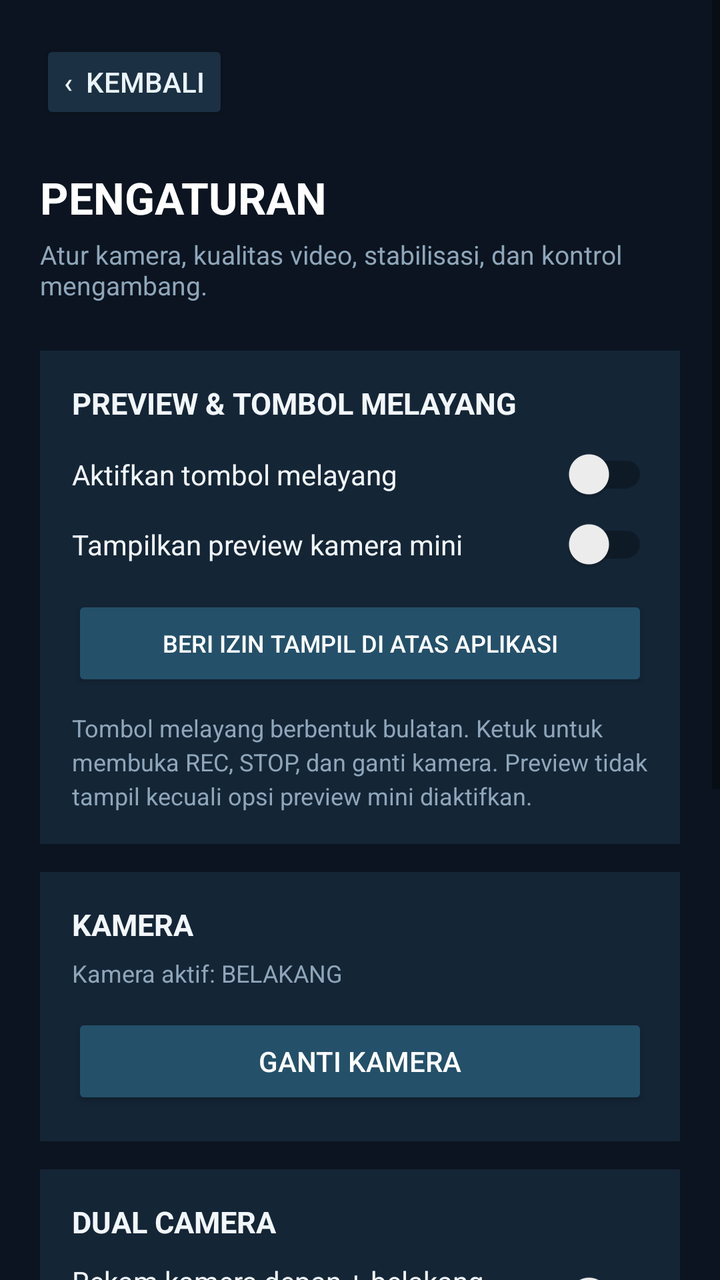
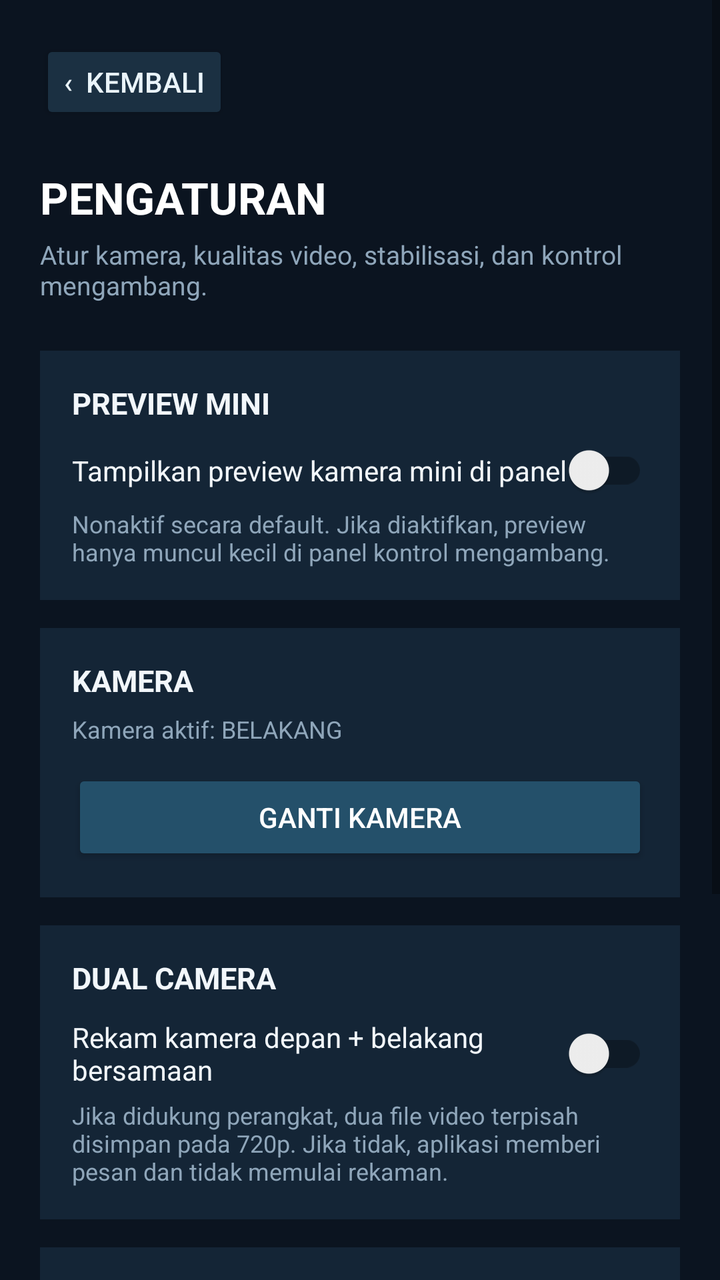

Compare the two renders of this Android layout. The source of the first and the diff that turns it into the second are given below.
<!-- AndroidManifest.xml: application theme AppTheme -->
<!-- res/layout/activity_settings.xml -->
<?xml version="1.0" encoding="utf-8"?>
<ScrollView xmlns:android="http://schemas.android.com/apk/res/android"
    android:layout_width="match_parent"
    android:layout_height="match_parent"
    android:background="#0B1420"
    android:fillViewport="true">
    <LinearLayout
        android:layout_width="match_parent"
        android:layout_height="wrap_content"
        android:orientation="vertical"
        android:padding="20dp">
        <Button
            android:id="@+id/backButton"
            android:layout_width="wrap_content"
            android:layout_height="42dp"
            android:backgroundTint="#1B3042"
            android:text="‹  KEMBALI"
            android:textColor="#EAF4FA" />
        <TextView
            android:layout_width="match_parent"
            android:layout_height="wrap_content"
            android:layout_marginTop="22dp"
            android:text="PENGATURAN"
            android:textColor="#FFFFFF"
            android:textSize="22sp"
            android:textStyle="bold" />
        <TextView
            android:layout_width="match_parent"
            android:layout_height="wrap_content"
            android:layout_marginTop="5dp"
            android:text="Atur kamera, kualitas video, stabilisasi, dan kontrol mengambang."
            android:textColor="#8FA6BA"
            android:textSize="13sp" />

        <LinearLayout
            android:layout_width="match_parent"
            android:layout_height="wrap_content"
            android:layout_marginTop="24dp"
            android:background="#142536"
            android:orientation="vertical"
            android:padding="16dp">
            <TextView
                android:layout_width="match_parent"
                android:layout_height="wrap_content"
                android:text="PREVIEW &amp; TOMBOL MELAYANG"
                android:textColor="#F2F7FB"
                android:textSize="15sp"
                android:textStyle="bold" />
            <androidx.appcompat.widget.SwitchCompat
                android:id="@+id/floatingSwitch"
                android:layout_width="match_parent"
                android:layout_height="wrap_content"
                android:layout_marginTop="12dp"
                android:text="Aktifkan tombol melayang"
                android:textColor="#F2F7FB"
                android:textSize="14sp" />
            <androidx.appcompat.widget.SwitchCompat
                android:id="@+id/previewSwitch"
                android:layout_width="match_parent"
                android:layout_height="wrap_content"
                android:layout_marginTop="8dp"
                android:text="Tampilkan preview kamera mini"
                android:textColor="#F2F7FB"
                android:textSize="14sp" />
            <Button
                android:id="@+id/overlayPermissionButton"
                android:layout_width="match_parent"
                android:layout_height="48dp"
                android:layout_marginTop="12dp"
                android:backgroundTint="#24506A"
                android:text="BERI IZIN TAMPIL DI ATAS APLIKASI"
                android:textColor="#FFFFFF"
                android:textSize="12sp" />
            <TextView
                android:layout_width="match_parent"
                android:layout_height="wrap_content"
                android:layout_marginTop="10dp"
                android:text="Tombol melayang berbentuk bulatan. Ketuk untuk membuka REC, STOP, dan ganti kamera. Preview tidak tampil kecuali opsi preview mini diaktifkan."
                android:textColor="#8FA6BA"
                android:textSize="12sp"
                android:lineSpacingExtra="3dp" />
        </LinearLayout>

        <LinearLayout
            android:layout_width="match_parent"
            android:layout_height="wrap_content"
            android:layout_marginTop="14dp"
            android:background="#142536"
            android:orientation="vertical"
            android:padding="16dp">
            <TextView
                android:layout_width="match_parent"
                android:layout_height="wrap_content"
                android:text="KAMERA"
                android:textColor="#F2F7FB"
                android:textSize="15sp"
                android:textStyle="bold" />
            <TextView
                android:id="@+id/cameraChoiceText"
                android:layout_width="match_parent"
                android:layout_height="wrap_content"
                android:layout_marginTop="6dp"
                android:text="Kamera aktif: BELAKANG"
                android:textColor="#8FA6BA"
                android:textSize="12sp" />
            <Button
                android:id="@+id/switchCameraButton"
                android:layout_width="match_parent"
                android:layout_height="48dp"
                android:layout_marginTop="12dp"
                android:backgroundTint="#24506A"
                android:text="GANTI KAMERA"
                android:textColor="#FFFFFF" />
        </LinearLayout>

        <LinearLayout
            android:layout_width="match_parent"
            android:layout_height="wrap_content"
            android:layout_marginTop="14dp"
            android:background="#142536"
            android:orientation="vertical"
            android:padding="16dp">
            <TextView
                android:layout_width="match_parent"
                android:layout_height="wrap_content"
                android:text="DUAL CAMERA"
                android:textColor="#F2F7FB"
                android:textSize="15sp"
                android:textStyle="bold" />
            <androidx.appcompat.widget.SwitchCompat
                android:id="@+id/dualCameraSwitch"
                android:layout_width="match_parent"
                android:layout_height="wrap_content"
                android:layout_marginTop="10dp"
                android:text="Rekam kamera depan + belakang bersamaan"
                android:textColor="#F2F7FB"
                android:textSize="14sp" />
            <TextView
                android:layout_width="match_parent"
                android:layout_height="wrap_content"
                android:layout_marginTop="5dp"
                android:text="Jika didukung perangkat, dua file video terpisah disimpan pada 720p. Jika tidak, aplikasi memberi pesan dan tidak memulai rekaman."
                android:textColor="#8FA6BA"
                android:textSize="12sp" />
        </LinearLayout>
        <LinearLayout
            android:layout_width="match_parent"
            android:layout_height="wrap_content"
            android:layout_marginTop="14dp"
            android:background="#142536"
            android:orientation="vertical"
            android:padding="16dp">
            <TextView
                android:layout_width="match_parent"
                android:layout_height="wrap_content"
                android:text="KUALITAS VIDEO"
                android:textColor="#F2F7FB"
                android:textSize="15sp"
                android:textStyle="bold" />
            <Spinner
                android:id="@+id/qualitySpinner"
                android:layout_width="match_parent"
                android:layout_height="48dp"
                android:layout_marginTop="10dp"
                android:backgroundTint="#FFFFFF" />
            <TextView
                android:layout_width="match_parent"
                android:layout_height="wrap_content"
                android:layout_marginTop="5dp"
                android:text="Pilihan: 480p, 720p, 1080p, dan 4K. Kualitas akhir mengikuti dukungan kamera yang dipilih."
                android:textColor="#8FA6BA"
                android:textSize="12sp" />
            <androidx.appcompat.widget.SwitchCompat
                android:id="@+id/stabilizationSwitch"
                android:layout_width="match_parent"
                android:layout_height="wrap_content"
                android:layout_marginTop="14dp"
                android:text="Stabilisasi video (jika didukung)"
                android:textColor="#F2F7FB"
                android:textSize="14sp" />
        </LinearLayout>
        <TextView
            android:layout_width="match_parent"
            android:layout_height="wrap_content"
            android:layout_marginTop="20dp"
            android:text="Catatan: kamera hanya dapat diganti saat rekaman berhenti. Mode dual membutuhkan dukungan perangkat dan menghasilkan dua file terpisah. Preview mini hanya aktif bila dipilih."
            android:textColor="#7893AA"
            android:textSize="11sp"
            android:lineSpacingExtra="4dp" />
    </LinearLayout>
</ScrollView>
<!-- resources referenced by this layout -->
<resources>
  <style name="AppTheme" parent="Theme.AppCompat.DayNight.NoActionBar">
          <item name="colorAccent">#64D8CB</item>
          <item name="android:statusBarColor">#101418</item>
          <item name="android:navigationBarColor">#101418</item>
          <item name="android:windowLightStatusBar">false</item>
      </style>
</resources>

<!-- the commit's change to res/layout/activity_settings.xml (unified diff, before → after) -->
@@ -42,43 +42,25 @@
             <TextView
                 android:layout_width="match_parent"
                 android:layout_height="wrap_content"
-                android:text="PREVIEW &amp; TOMBOL MELAYANG"
+                android:text="PREVIEW MINI"
                 android:textColor="#F2F7FB"
                 android:textSize="15sp"
                 android:textStyle="bold" />
             <androidx.appcompat.widget.SwitchCompat
-                android:id="@+id/floatingSwitch"
-                android:layout_width="match_parent"
-                android:layout_height="wrap_content"
-                android:layout_marginTop="12dp"
-                android:text="Aktifkan tombol melayang"
-                android:textColor="#F2F7FB"
-                android:textSize="14sp" />
-            <androidx.appcompat.widget.SwitchCompat
                 android:id="@+id/previewSwitch"
                 android:layout_width="match_parent"
                 android:layout_height="wrap_content"
-                android:layout_marginTop="8dp"
-                android:text="Tampilkan preview kamera mini"
+                android:layout_marginTop="10dp"
+                android:text="Tampilkan preview kamera mini di panel"
                 android:textColor="#F2F7FB"
                 android:textSize="14sp" />
-            <Button
-                android:id="@+id/overlayPermissionButton"
-                android:layout_width="match_parent"
-                android:layout_height="48dp"
-                android:layout_marginTop="12dp"
-                android:backgroundTint="#24506A"
-                android:text="BERI IZIN TAMPIL DI ATAS APLIKASI"
-                android:textColor="#FFFFFF"
-                android:textSize="12sp" />
             <TextView
                 android:layout_width="match_parent"
                 android:layout_height="wrap_content"
-                android:layout_marginTop="10dp"
-                android:text="Tombol melayang berbentuk bulatan. Ketuk untuk membuka REC, STOP, dan ganti kamera. Preview tidak tampil kecuali opsi preview mini diaktifkan."
+                android:layout_marginTop="5dp"
+                android:text="Nonaktif secara default. Jika diaktifkan, preview hanya muncul kecil di panel kontrol mengambang."
                 android:textColor="#8FA6BA"
-                android:textSize="12sp"
-                android:lineSpacingExtra="3dp" />
+                android:textSize="12sp" />
         </LinearLayout>
 
         <LinearLayout
